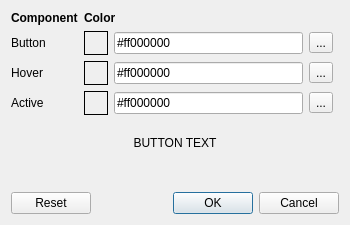
Qt form scwx-qt/source/scwx/qt/ui/edit_button_dialog.ui (TornadoRTX/TorDar) before a commit.
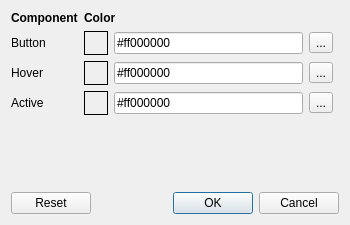
The same form after that commit. Icons and pictures are not drawn.

What changed in the file:
```diff
--- a/scwx-qt/source/scwx/qt/ui/edit_button_dialog.ui
+++ b/scwx-qt/source/scwx/qt/ui/edit_button_dialog.ui
@@ -218,19 +218,6 @@
         </property>
        </spacer>
       </item>
-      <item>
-       <widget class="QPushButton" name="sampleButton">
-        <property name="styleSheet">
-         <string notr="true">border:1px;</string>
-        </property>
-        <property name="text">
-         <string>BUTTON TEXT</string>
-        </property>
-        <property name="flat">
-         <bool>true</bool>
-        </property>
-       </widget>
-      </item>
       <item>
        <spacer name="horizontalSpacer_2">
         <property name="orientation">
```
Left out of the diff: 2 changed lines with no effect on the pictures.
